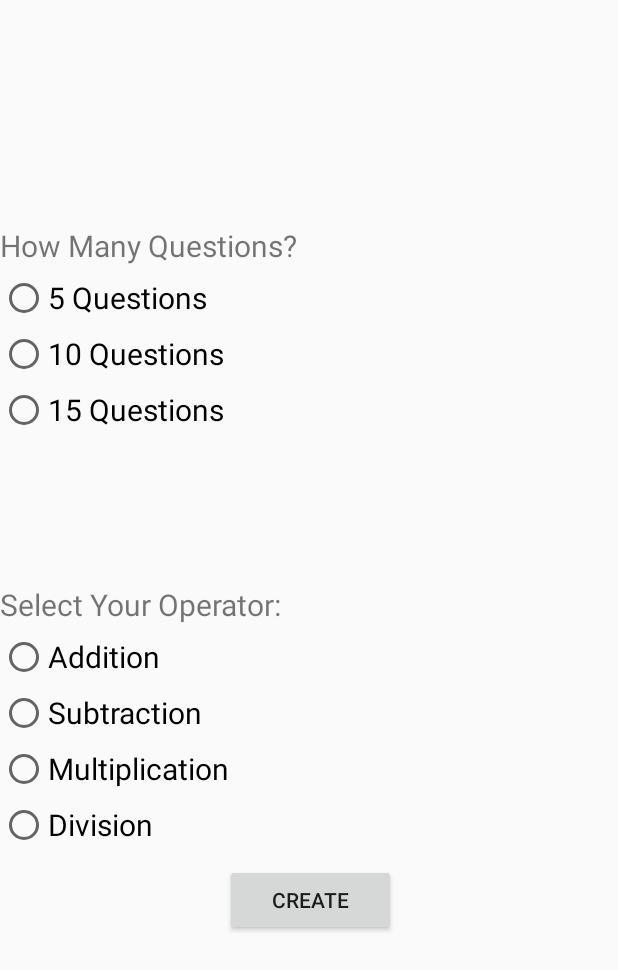
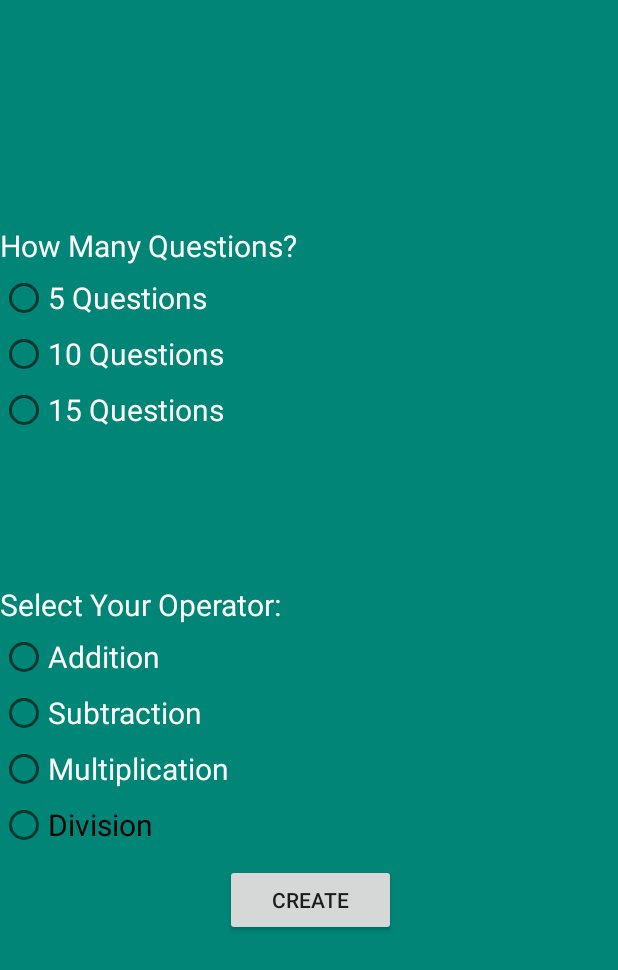
Before and after one commit to ashanettem/QuickMath, an Android app: the layout activity_create_exam.xml on its own in the app's theme, with its tools: preview values and no code run, on a phone screen of 412 x 824 dp. Shown: the top 970 px of the screen. Run offline under Robolectric (Android 15) with nearby library versions, the phone set to English and light mode, and no system bars.

Commit message:
Updated Layouts

```diff
--- a/app/src/main/res/layout/activity_create_exam.xml
+++ b/app/src/main/res/layout/activity_create_exam.xml
@@ -12,12 +12,13 @@
 
     <ScrollView
         android:layout_width="match_parent"
-        android:layout_height="match_parent">
+        android:layout_height="match_parent"
+        android:background="@color/colorPrimary">
 
         <LinearLayout
             android:layout_width="match_parent"
             android:layout_height="wrap_content"
-            android:orientation="vertical" >
+            android:orientation="vertical">
 
 
             <RadioGroup
@@ -26,35 +27,39 @@
                 android:layout_marginTop="150dp">
 
                 <TextView
-                android:id="@+id/inquiryOne"
-                android:layout_width="match_parent"
-                android:layout_height="wrap_content"
-                android:textSize="20sp"
-                android:text="@string/questionOne" />
+                    android:id="@+id/inquiryOne"
+                    android:layout_width="match_parent"
+                    android:layout_height="wrap_content"
+                    android:text="@string/questionOne"
+                    android:textColor="@color/common_google_signin_btn_text_dark_default"
+                    android:textSize="20sp" />
 
                 <RadioButton
+                    android:id="@+id/q5"
                     android:layout_width="wrap_content"
                     android:layout_height="wrap_content"
                     android:layout_marginTop="5dp"
                     android:text="@string/_5_questions"
-                    android:textSize="20sp"
-                    android:id="@+id/q5"/>
+                    android:textColor="@color/common_google_signin_btn_text_dark_default"
+                    android:textSize="20sp" />
 
                 <RadioButton
+                    android:id="@+id/q10"
                     android:layout_width="wrap_content"
                     android:layout_height="wrap_content"
                     android:layout_marginTop="5dp"
                     android:text="@string/_10_questions"
-                    android:textSize="20sp"
-                    android:id="@+id/q10"/>
+                    android:textColor="@color/common_google_signin_btn_text_dark_default"
+                    android:textSize="20sp" />
 
                 <RadioButton
+                    android:id="@+id/q15"
                     android:layout_width="wrap_content"
                     android:layout_height="wrap_content"
                     android:layout_marginTop="5dp"
                     android:text="@string/_15_questions"
-                    android:textSize="20sp"
-                    android:id="@+id/q15"/>
+                    android:textColor="@color/common_google_signin_btn_text_dark_default"
+                    android:textSize="20sp" />
 
 
             </RadioGroup>
@@ -69,52 +74,55 @@
                     android:id="@+id/inquiryTwo"
                     android:layout_width="match_parent"
                     android:layout_height="wrap_content"
-                    android:textSize="20sp"
-                    android:text="@string/questionTwo" />
+                    android:text="@string/questionTwo"
+                    android:textColor="@color/common_google_signin_btn_text_dark_default"
+                    android:textSize="20sp" />
 
                 <RadioButton
+                    android:id="@+id/qAdd"
                     android:layout_width="wrap_content"
                     android:layout_height="wrap_content"
                     android:layout_marginTop="5dp"
                     android:text="@string/addition"
-                    android:textSize="20sp"
-                    android:id="@+id/qAdd"/>
+                    android:textColor="@color/common_google_signin_btn_text_dark_default"
+                    android:textSize="20sp" />
 
                 <RadioButton
+                    android:id="@+id/qSub"
                     android:layout_width="wrap_content"
                     android:layout_height="wrap_content"
                     android:layout_marginTop="5dp"
                     android:text="@string/subtraction"
-                    android:textSize="20sp"
-                    android:id="@+id/qSub"/>
+                    android:textColor="@color/common_google_signin_btn_text_dark_default"
+                    android:textSize="20sp" />
 
                 <RadioButton
+                    android:id="@+id/qMult"
                     android:layout_width="wrap_content"
                     android:layout_height="wrap_content"
                     android:layout_marginTop="5dp"
                     android:text="@string/multiplication"
-                    android:textSize="20sp"
-                    android:id="@+id/qMult"/>
+                    android:textColor="@color/common_google_signin_btn_text_dark_default"
+                    android:textSize="20sp" />
 
                 <RadioButton
+                    android:id="@+id/qDiv"
                     android:layout_width="wrap_content"
                     android:layout_height="wrap_content"
                     android:layout_marginTop="5dp"
                     android:text="@string/division"
-                    android:textSize="20sp"
-                    android:id="@+id/qDiv"/>
+                    android:textSize="20sp" />
 
 
             </RadioGroup>
 
             <Button
+                android:id="@+id/subBtn"
                 android:layout_width="114dp"
                 android:layout_height="wrap_content"
-                android:text="@string/submit"
                 android:layout_marginLeft="150dp"
                 android:layout_marginTop="10dp"
-                android:id="@+id/subBtn"
-                />
+                android:text="@string/submit" />
 
 
         </LinearLayout>
--- a/app/src/main/res/values/colors.xml
+++ b/app/src/main/res/values/colors.xml
@@ -3,4 +3,5 @@
     <color name="colorPrimary">#008577</color>
     <color name="colorPrimaryDark">#1DD2B9</color>
     <color name="colorAccent">#D81B60</color>
+    <color name="background">#7BD389</color>
 </resources>
```
